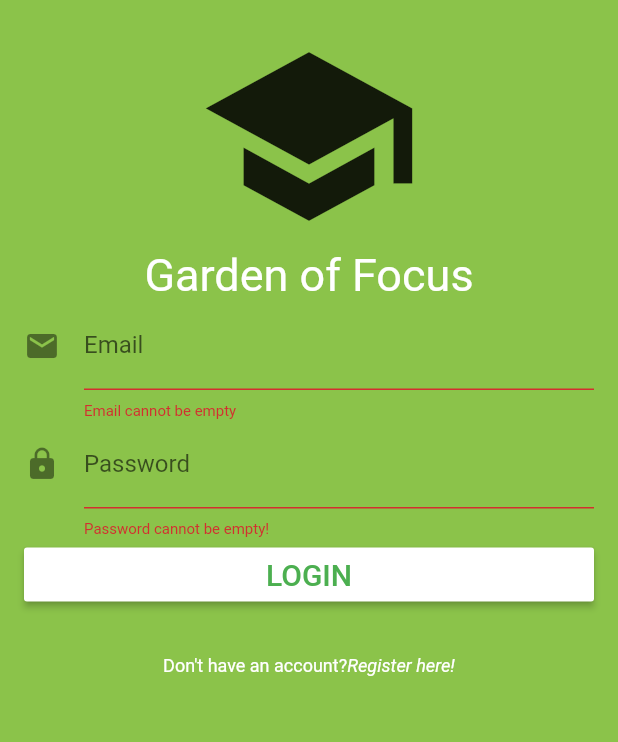
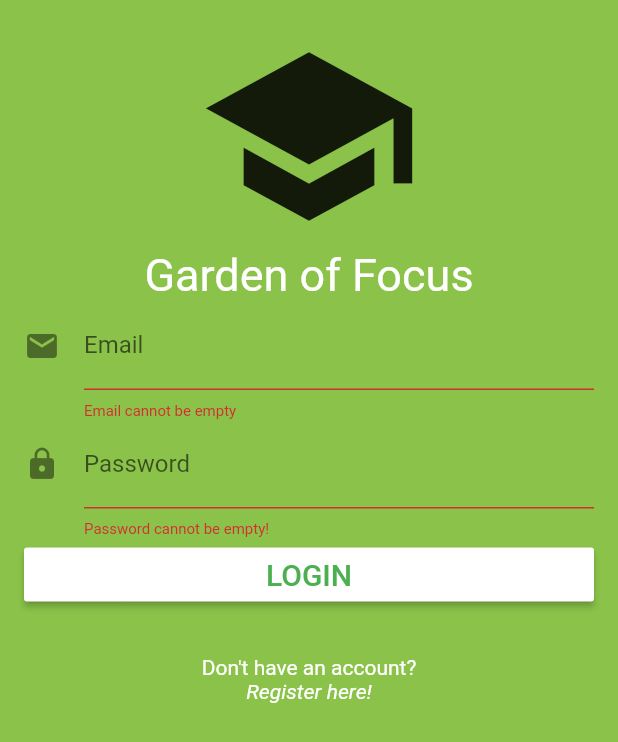
Before and after one commit to boundtotheearth/Orbital2020, a Flutter app: the LoginPage screen opened directly, after a tap on "LOGIN", on a phone screen of 412 x 824 dp. Shown: the top 742 px of the screen. Run offline on Flutter 3.47's test engine with Material 2 defaults, Android fonts, the phone set to English and light mode, and no system bars; our stand-ins replace cloud_firestore, firebase_auth, firebase_storage, form_field_validator, image_picker, rxdart and 1 more; missing offline and left inert: flutter_unity_widget; accounts and stored records are empty; project files that could hold a hidden picture were left out.

Commit message:
Fixed bug

```diff
--- a/lib/AppDrawer.dart
+++ b/lib/AppDrawer.dart
@@ -1,6 +1,7 @@
 import 'package:flutter/cupertino.dart';
 import 'package:flutter/material.dart';
 import 'package:orbital2020/AuthProvider.dart';
+import 'package:orbital2020/Root.dart';
 import 'package:provider/provider.dart';
 
 import 'Auth.dart';
@@ -15,6 +16,9 @@ class AppDrawer extends StatelessWidget {
       Auth auth = AuthProvider.of(context).auth;
       await auth.signOut();
       print("Signed out: ${_user.id}");
+      Navigator.of(context, rootNavigator: true).pushReplacement(
+        MaterialPageRoute(builder: (context) => RootPage())
+      );
     } catch (error) {
       print("$error");
     }
--- a/lib/Login.dart
+++ b/lib/Login.dart
@@ -2,6 +2,7 @@ import 'package:flutter/gestures.dart';
 import 'package:flutter/material.dart';
 import 'package:form_field_validator/form_field_validator.dart';
 import 'package:orbital2020/AuthProvider.dart';
+import 'package:orbital2020/Root.dart';
 import 'package:orbital2020/Teacher.dart';
 import 'Auth.dart';
 import 'DataContainers/Student.dart';
@@ -61,6 +62,9 @@ class _LoginPageState extends State<LoginPage> {
           );
         } else {
           print("Logged in: $userId");
+          Navigator.of(context).pushReplacement(
+              MaterialPageRoute(builder: (context) => RootPage())
+          );
         }
       } else {
         String userId = await auth.createAccWithEmailPassword(_name, _email, _password);
@@ -73,11 +77,19 @@ class _LoginPageState extends State<LoginPage> {
         } else {
           if(_accountType == AccountType.student) {
             Student newStudent = new Student(id: userId, name: _name);
-            db.initialiseNewStudent(newStudent);
+            db.initialiseNewStudent(newStudent).then((value) {
+              Navigator.of(context).pushReplacement(
+                MaterialPageRoute(builder: (context) => RootPage())
+              );
+            });
             print("New Student Account created: $userId");
           } else if(_accountType == AccountType.teacher) {
             Teacher newTeacher = new Teacher(id: userId, name: _name);
-            db.initialiseNewTeacher(newTeacher);
+            db.initialiseNewTeacher(newTeacher).then((value) {
+              Navigator.of(context).pushReplacement(
+                  MaterialPageRoute(builder: (context) => RootPage())
+              );
+            });
             print("New Teacher Account created: $userId");
           }
         }
@@ -263,21 +275,22 @@ class _LoginPageState extends State<LoginPage> {
 
   Widget _redirectText() {
     String question = _displayType == DisplayType.login
-        ? "Don't have an account?"
-        : "Already have an account?";
+        ? "Don't have an account?\n"
+        : "Already have an account?\n";
     String action = _displayType == DisplayType.login
         ? "Register here!"
         :  "Login here!";
 
     return Center(
         child: new RichText(
+          textAlign: TextAlign.center,
           text: TextSpan(
               text: question,
-                style: TextStyle(color: Colors.white, fontSize: 12.0),
+              style: TextStyle(color: Colors.white, fontSize: 14.0),
               children: <TextSpan>[
                 TextSpan(
                     text: action,
-                      style: TextStyle(fontStyle: FontStyle.italic),
+                    style: TextStyle(fontStyle: FontStyle.italic, fontSize: 14.0),
                     recognizer: new TapGestureRecognizer()..onTap =
                         _displayType == DisplayType.login
                             ? redirectToSignup
--- a/lib/main.dart
+++ b/lib/main.dart
@@ -30,7 +30,10 @@ class MyApp extends StatelessWidget {
           primarySwatch: Colors.green,
         ),
         //home: MyHomePage(title: 'Flutter Demo Home Page'),
-        home: MyHomePage(),
+        home: RootPage(),
+        routes: {
+
+        },
       ),
     );
   }
```
Also changed, not shown: lib/Auth.dart (+13 -1 lines), lib/Root.dart (+15 -0 lines). Lines whose indentation alone changed are shown as unchanged.
